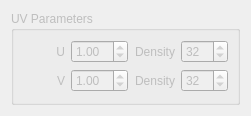
Above: Controls/uvcontrol.ui from smogork/SmoCAD before the change. Below: the same form after it.
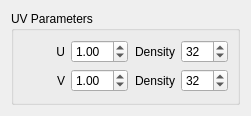
That is the form after the change.

```diff
--- a/Controls/uvcontrol.ui
+++ b/Controls/uvcontrol.ui
@@ -17,7 +17,7 @@
    <item row="0" column="0">
     <widget class="QGroupBox" name="groupBoxUVParams">
      <property name="enabled">
-      <bool>false</bool>
+      <bool>true</bool>
      </property>
      <property name="title">
       <string>UV Parameters</string>
```
